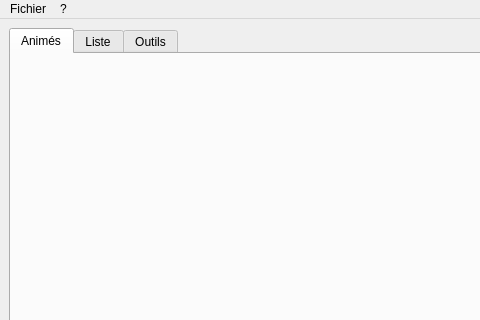
The window that src/ui/mainwindow.ui (seigneurfuo/MyAnimeManager3) describes before a commit, drawn with Qt 5; both pictures show x 0 to 480 and y 0 to 320 of the 1014 by 674 pixel window.
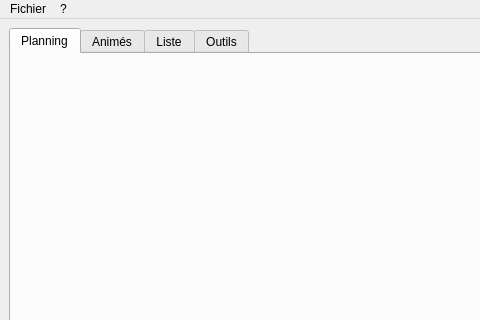
The same window after the commit. Icons and pictures are not drawn.

Commit message: Ajout des fichier pour l'onglet Planning afin de préparer les futurs développements.

```diff
--- a/src/ui/mainwindow.ui
+++ b/src/ui/mainwindow.ui
@@ -24,7 +24,17 @@
       <property name="currentIndex">
        <number>0</number>
       </property>
-      <widget class="QWidget" name="planning_tab">
+      <widget class="QWidget" name="tab1">
+       <attribute name="title">
+        <string>Planning</string>
+       </attribute>
+       <layout class="QGridLayout" name="gridLayout_4">
+        <item row="0" column="0">
+         <layout class="QGridLayout" name="planning_tab_layout"/>
+        </item>
+       </layout>
+      </widget>
+      <widget class="QWidget" name="tab2">
        <attribute name="title">
         <string>Animés</string>
        </attribute>
```
Left out of the diff: 2 changed lines with no effect on the pictures. The commit also changes 3 other files.
